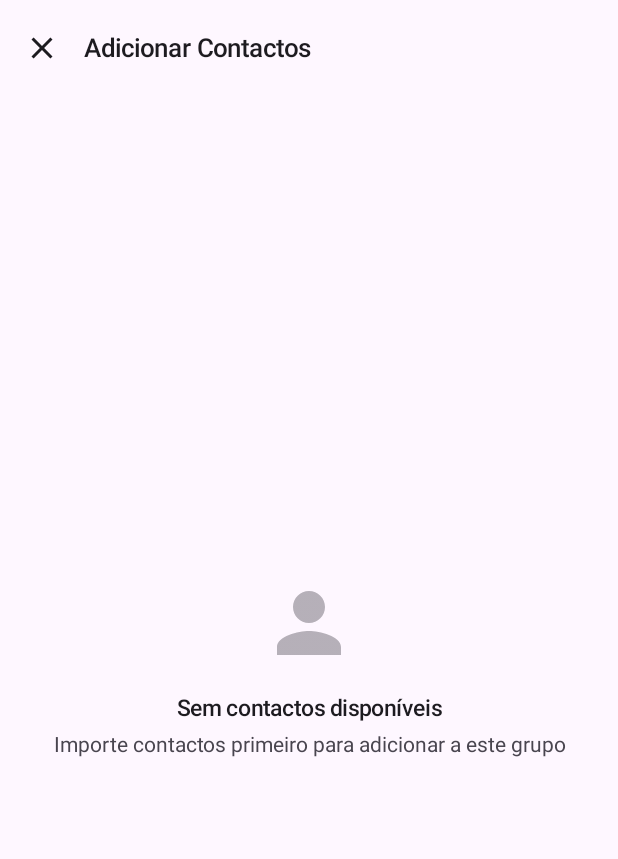
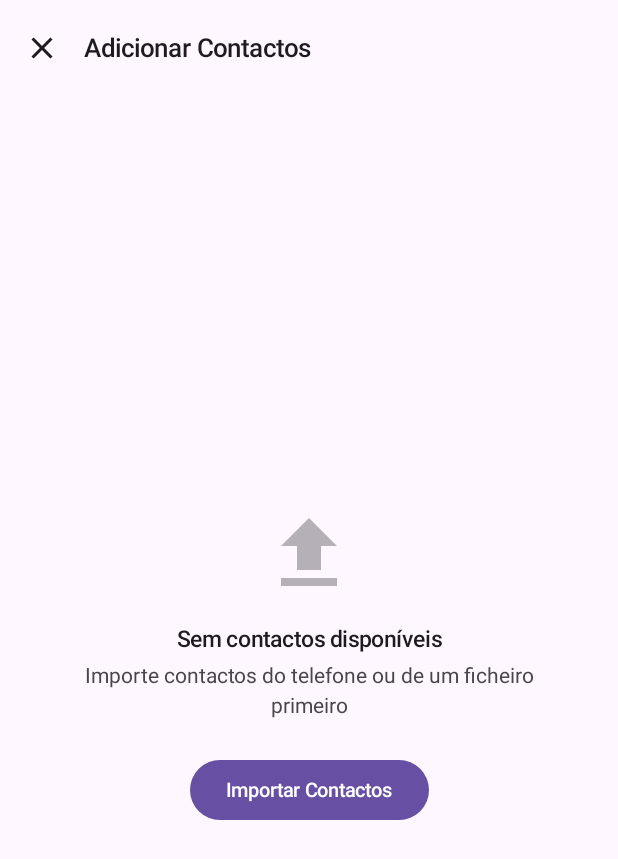
Before and after one commit to darwinmkp44-ux/sms, an Android app built with Jetpack Compose: the composable AddContactsToGroupScreen shown on its own in the app's theme, on a phone screen of 412 x 824 dp. Shown: the top 859 px of the screen. Run offline under Robolectric (Android 15) with nearby library versions, the light colour scheme and no system bars; our stand-ins replace Dagger/Hilt's generated code.

Commit message:
fix: add import button to empty contacts state in AddContactsToGroupScreen

```diff
--- a/app/src/main/java/com/disparasms/app/ui/screen/groups/AddContactsToGroupScreen.kt
+++ b/app/src/main/java/com/disparasms/app/ui/screen/groups/AddContactsToGroupScreen.kt
@@ -18,6 +18,7 @@ import androidx.compose.material.icons.Icons
 import androidx.compose.material.icons.filled.Check
 import androidx.compose.material.icons.filled.Close
 import androidx.compose.material.icons.filled.Deselect
+import androidx.compose.material.icons.filled.FileUpload
 import androidx.compose.material.icons.filled.Person
 import androidx.compose.material.icons.filled.SelectAll
 import androidx.compose.material3.Button
@@ -122,9 +123,11 @@ fun AddContactsToGroupScreen(navController: NavController) {
 
         if (allContacts.isEmpty()) {
             EmptyState(
-                icon = Icons.Default.Person,
+                icon = Icons.Default.FileUpload,
                 title = "Sem contactos disponíveis",
-                description = "Importe contactos primeiro para adicionar a este grupo"
+                description = "Importe contactos do telefone ou de um ficheiro primeiro",
+                actionLabel = "Importar Contactos",
+                onAction = { navController.navigate("import") }
             )
         } else {
             LazyColumn(
```
